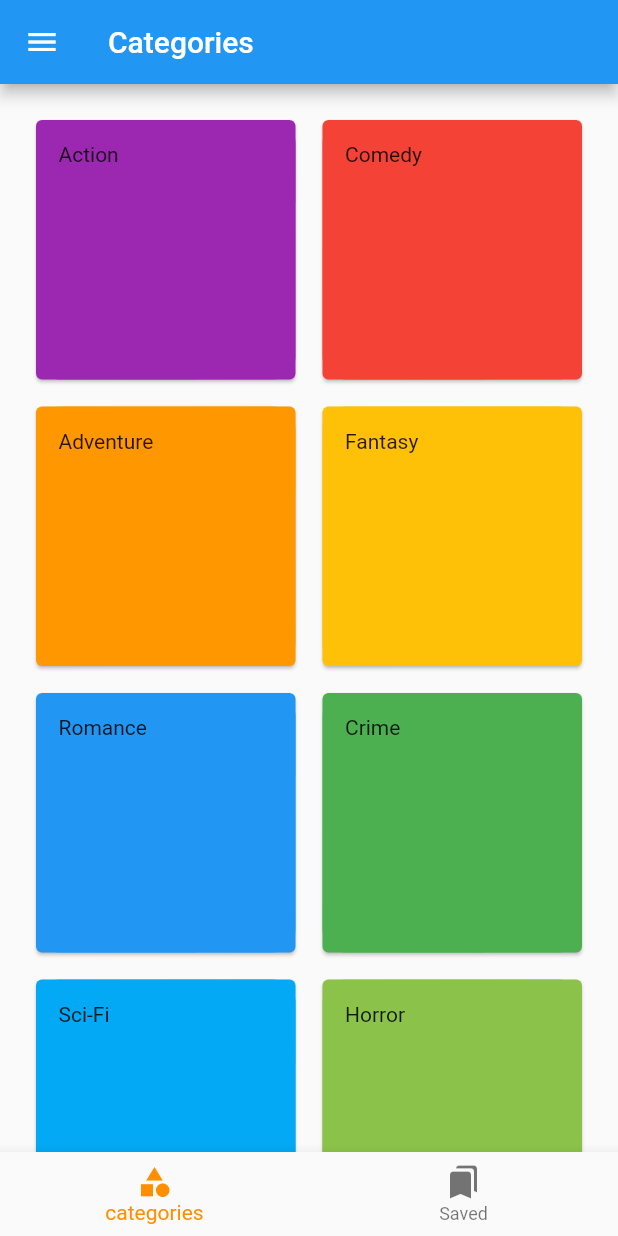
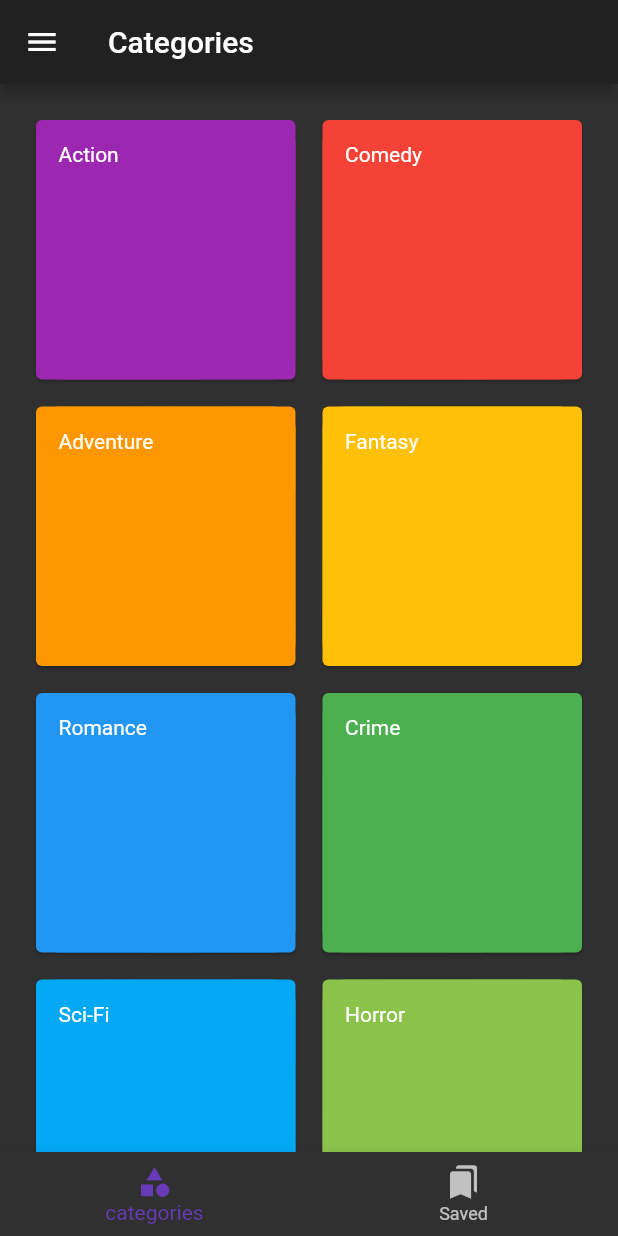
Before and after one commit to ismailbentabett/Movie-Info, a Flutter app: the screen it shows after launch, on a phone screen of 412 x 824 dp. Run offline on Flutter 3.47's test engine with Material 2 defaults, Android fonts, the phone set to English and light mode, and no system bars.

Commit message:
another day annother commit

```diff
--- a/lib/main.dart
+++ b/lib/main.dart
@@ -13,9 +13,22 @@ class MyApp extends StatelessWidget {
       title: 'Flutter Hello World',
       // Application theme data, you can set the colors for the application as
       // you want
-      theme: ThemeData(
-        primarySwatch: Colors.blue,
-      ),
+  theme: ThemeData(
+    // Define the default brightness and colors.
+    brightness: Brightness.dark,
+    primaryColor: Colors.grey[900],
+    accentColor: Colors.deepPurple,
+
+    // Define the default font family.
+
+    // Define the default TextTheme. Use this to specify the default
+    // text styling for headlines, titles, bodies of text, and more.
+    textTheme: TextTheme(
+      headline1: TextStyle(fontSize: 72.0, fontWeight: FontWeight.bold),
+      headline6: TextStyle(fontSize: 36.0, fontStyle: FontStyle.italic),
+      bodyText2: TextStyle(fontSize: 14.0),
+    ),
+  ),
       // A widget which will be started on application startup
 
       initialRoute: '/',
--- a/lib/screen/categories.dart
+++ b/lib/screen/categories.dart
@@ -1,6 +1,9 @@
 import 'package:flutter/material.dart';
 import '../dummy_data.dart';
 import '.././widget/categories.dart';
+
+
+
 
 class Categories extends StatefulWidget {
   @override
@@ -8,11 +11,44 @@ class Categories extends StatefulWidget {
 }
 
 class _CategoriesState extends State<Categories> {
+            int _selectedIndex = 0;
+
+  final textss = [
+    Text('Categories'),
+    Text('Saved'),
+
+  ];
+  final _widgetOptions = [
+
+       GridView.count(
+        primary: false,
+        padding: const EdgeInsets.all(20),
+        crossAxisSpacing: 10,
+        mainAxisSpacing: 10,
+        crossAxisCount: 2,
+        children: dummy_data
+            .map((data) => new CategoryCard(data.id, data.title, data.color))
+            .toList(),
+
+      ),
+
+      Text('chkp')
+];
+
   @override
   Widget build(BuildContext context) {
+
+ void _onItemTapped(int index) {
+    setState(() {
+      _selectedIndex = index;
+    });
+  }
+
+
+
     return Scaffold(
       appBar: AppBar(
-        title: Text('Categories'),
+        title: textss[_selectedIndex],
       ),
       drawer: Drawer(
         // Add a ListView to the drawer. This ensures the user can scroll
@@ -25,7 +61,7 @@ class _CategoriesState extends State<Categories> {
             DrawerHeader(
               child: Text('Movies Info'),
               decoration: BoxDecoration(
-                color: Colors.blue,
+                color: Colors.deepPurple,
               ),
             ),
             ListTile(
@@ -47,16 +83,7 @@ class _CategoriesState extends State<Categories> {
           ],
         ),
       ),
-      body: GridView.count(
-        primary: false,
-        padding: const EdgeInsets.all(20),
-        crossAxisSpacing: 10,
-        mainAxisSpacing: 10,
-        crossAxisCount: 2,
-        children: dummy_data
-            .map((data) => new CategoryCard(data.id, data.title, data.color))
-            .toList(),
-      ),
+      body:_widgetOptions.elementAt(_selectedIndex),
       bottomNavigationBar: BottomNavigationBar(
         items: const <BottomNavigationBarItem>[
           BottomNavigationBarItem(
@@ -68,9 +95,9 @@ class _CategoriesState extends State<Categories> {
             label: 'Saved',
           ),
         ],
-        currentIndex: 0,
-        selectedItemColor: Colors.amber[800],
-        onTap: null,
+     currentIndex: _selectedIndex,
+        fixedColor: Colors.deepPurple,
+        onTap: _onItemTapped,
       ),
     );
   }
--- a/lib/widget/movie_list.dart
+++ b/lib/widget/movie_list.dart
@@ -18,7 +18,6 @@ MovieL(this.movie);
       child: Card(
         child: Container(
                height: 50,
-      color: Colors.amber[100],
           child: Text(movie),
         ),
       ),
```
Also changed, not shown: lib/screen/movie_details.dart (+21 -0 lines), lib/screen/movies_list.dart (+14 -0 lines), lib/widget/movie.dart (+14 -5 lines).
